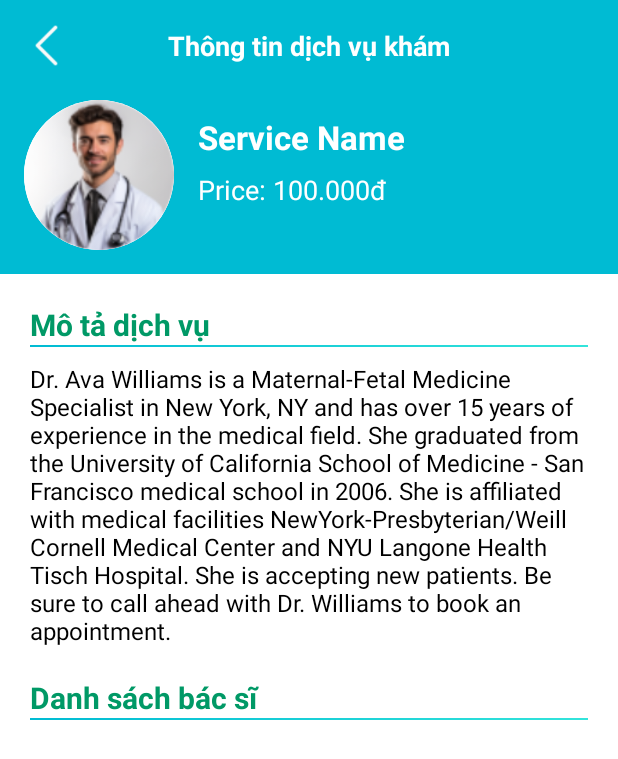
After one commit to Amory826/DoAnTotNghiep, an Android app: the DetailServiceActivity screen opened directly, with no data from a screen before it, on a phone screen of 412 x 824 dp. The commit adds this screen. Shown: the top 759 px of the screen. Run offline under Robolectric (Android 15) with nearby library versions, the phone set to English and light mode, and no system bars; our stand-ins replace Firebase (no records; nobody signed in at launch, a user with empty details on screens opened directly), Picasso; 1 statement that could not run was skipped.

Commit message:
update DetailService fix 10:00 16/5

```diff
--- a/app/src/main/AndroidManifest.xml
+++ b/app/src/main/AndroidManifest.xml
@@ -39,7 +39,7 @@
             android:name=".Screen.Home.DetailActivity"
             android:exported="false" />
         <activity
-            android:name=".Screen.Home.ProfileActivity"
+            android:name=".Screen.Home.DetailServiceActivity"
             android:exported="false" />
         <activity
             android:name=".Screen.Home.MessActivity"
--- a/app/src/main/java/dev/edu/doctorappointment/Adapter/AdapterService.java
+++ b/app/src/main/java/dev/edu/doctorappointment/Adapter/AdapterService.java
@@ -1,5 +1,6 @@
 package dev.edu.doctorappointment.Adapter;
 
+import android.content.Intent;
 import android.view.LayoutInflater;
 import android.view.View;
 import android.view.ViewGroup;
@@ -12,6 +13,7 @@ import com.squareup.picasso.Picasso;
 import java.util.List;
 
 import dev.edu.doctorappointment.Model.ServiceModel;
+import dev.edu.doctorappointment.Screen.Home.DetailServiceActivity;
 import dev.edu.doctorappointment.databinding.ItemServiceBinding;
 
 public class AdapterService extends RecyclerView.Adapter<AdapterService.ViewHolder> {
@@ -33,6 +35,13 @@ public class AdapterService extends RecyclerView.Adapter<AdapterService.ViewHold
         ServiceModel service = services.get(position);
         holder.binding.tvService.setText(service.getName());
         Picasso.get().load(service.getIcon()).into(holder.binding.imgService);
+
+        // Set click listener for the service item
+        holder.itemView.setOnClickListener(v -> {
+            Intent intent = new Intent(v.getContext(), DetailServiceActivity.class);
+            intent.putExtra("SERVICE_KEY", service);
+            v.getContext().startActivity(intent);
+        });
     }
 
     @Override
--- a/app/src/main/java/dev/edu/doctorappointment/Model/ServiceModel.java
+++ b/app/src/main/java/dev/edu/doctorappointment/Model/ServiceModel.java
@@ -1,6 +1,8 @@
 package dev.edu.doctorappointment.Model;
 
-public class ServiceModel {
+import java.io.Serializable;
+
+public class ServiceModel implements Serializable {
 
     public String name;
     public String keyID;
--- /dev/null
+++ b/app/src/main/java/dev/edu/doctorappointment/Screen/Home/DetailServiceActivity.java
@@ -0,0 +1,173 @@
+package dev.edu.doctorappointment.Screen.Home;
+
+import android.app.DatePickerDialog;
+import android.app.Dialog;
+import android.content.Intent;
+import android.os.Bundle;
+import android.os.Handler;
+import android.util.Log;
+import android.view.View;
+import android.widget.ArrayAdapter;
+import android.widget.LinearLayout;
+import android.widget.Toast;
+
+import androidx.activity.EdgeToEdge;
+import androidx.annotation.NonNull;
+import androidx.appcompat.app.AlertDialog;
+import androidx.appcompat.app.AppCompatActivity;
+import androidx.core.graphics.Insets;
+import androidx.core.view.ViewCompat;
+import androidx.core.view.WindowInsetsCompat;
+import androidx.recyclerview.widget.LinearLayoutManager;
+import androidx.recyclerview.widget.RecyclerView;
+
+import com.google.firebase.database.DataSnapshot;
+import com.google.firebase.database.DatabaseError;
+import com.google.firebase.database.DatabaseReference;
+import com.google.firebase.database.FirebaseDatabase;
+import com.google.firebase.database.ValueEventListener;
+import com.squareup.picasso.Picasso;
+
+import java.util.ArrayList;
+import java.util.List;
+
+import dev.edu.doctorappointment.Adapter.AdapterDoctors;
+import dev.edu.doctorappointment.Model.DoctorsModel;
+import dev.edu.doctorappointment.Model.ServiceModel;
+import dev.edu.doctorappointment.Model.UserData;
+import dev.edu.doctorappointment.Model.UserModel;
+import dev.edu.doctorappointment.R;
+import dev.edu.doctorappointment.databinding.ActivityDetailBinding;
+import dev.edu.doctorappointment.databinding.ActivityDetailServiceBinding;
+
+public class DetailServiceActivity extends AppCompatActivity {
+    ActivityDetailServiceBinding binding;
+    ServiceModel service;
+    private FirebaseDatabase database = FirebaseDatabase.getInstance();
+    private List<DoctorsModel> doctors = new ArrayList<>();
+    private AdapterDoctors adapterDoctors;
+
+    @Override
+    protected void onCreate(Bundle savedInstanceState) {
+        super.onCreate(savedInstanceState);
+        EdgeToEdge.enable(this);
+        binding = ActivityDetailServiceBinding.inflate(getLayoutInflater());
+        setContentView(binding.getRoot());
+        ViewCompat.setOnApplyWindowInsetsListener(findViewById(R.id.main), (v, insets) -> {
+            Insets systemBars = insets.getInsets(WindowInsetsCompat.Type.systemBars());
+            v.setPadding(systemBars.left, systemBars.top, systemBars.right, systemBars.bottom);
+            return insets;
+        });
+
+        // Get service from intent
+        if (getIntent().hasExtra("SERVICE_KEY")) {
+            service = (ServiceModel) getIntent().getSerializableExtra("SERVICE_KEY");
+            displayServiceDetails();
+            fetchDoctorsByService();
+        } else {
+            Toast.makeText(this, "Error: No service data found", Toast.LENGTH_SHORT).show();
+            finish();
+        }
+
+        // Set click listeners
+        binding.ivBack.setOnClickListener(v -> finish());
+//        binding.btnBookService.setOnClickListener(v -> handleBookService());
+    }
+
+    private void displayServiceDetails() {
+        if (service != null) {
+            binding.tvDoctorName.setText(service.getName());
+            binding.tvSpecialty.setText("Giá thành: " + service.getPrice());
+            binding.tvAboutDoctor.setText(service.getDescription());
+
+            // Load service icon if available
+            if (service.getIcon() != null && !service.getIcon().isEmpty()) {
+                Picasso.get().load(service.getIcon()).into(binding.ivProfilePicture);
+            }
+        }
+    }
+
+    private void fetchDoctorsByService() {
+        if (service == null || service.getKeyID() == null) return;
+
+        DatabaseReference doctorRef = database.getReference("Doctors");
+        doctorRef.addValueEventListener(new ValueEventListener() {
+            @Override
+            public void onDataChange(@NonNull DataSnapshot snapshot) {
+                doctors.clear();
+                if (!snapshot.exists()) {
+                    return;
+                }
+
+                for (DataSnapshot data : snapshot.getChildren()) {
+                    DoctorsModel doctor = data.getValue(DoctorsModel.class);
+                    if (doctor != null && doctor.getServices() != null &&
+                        doctor.getServices().contains(service.getKeyID())) {
+                        doctors.add(doctor);
+                    }
+                }
+
+                setupDoctorsRecyclerView();
+            }
+
+            @Override
+            public void onCancelled(@NonNull DatabaseError error) {
+                Toast.makeText(DetailServiceActivity.this, "Failed to load doctors", Toast.LENGTH_SHORT).show();
+            }
+        });
+    }
+
+    private void setupDoctorsRecyclerView() {
+        List<ServiceModel> servicesList = new ArrayList<>();
+        servicesList.add(service);
+
+        adapterDoctors = new AdapterDoctors(doctors, servicesList);
+        binding.recyclerViewWorkingHours.setAdapter(adapterDoctors);
+        binding.recyclerViewWorkingHours.setLayoutManager(new LinearLayoutManager(this));
+    }
+
+    private void handleBookService() {
+        if (doctors.isEmpty()) {
+            Toast.makeText(this, "No doctors available for this service", Toast.LENGTH_SHORT).show();
+            return;
+        }
+
+        // You could either:
+        // 1. Show a dialog to choose a doctor first
+        // 2. Or redirect to a booking page with the service pre-selected
+
+        // Option 1: Show dialog to choose doctor
+        if (doctors.size() > 1) {
+            showDoctorSelectionDialog();
+        } else {
+            // Only one doctor available, proceed directly with that doctor
+            navigateToBooking(doctors.get(0));
+        }
+    }
+
+    private void showDoctorSelectionDialog() {
+        // Create a dialog with a list of doctors
+        String[] doctorNames = new String[doctors.size()];
+        for (int i = 0; i < doctors.size(); i++) {
+            doctorNames[i] = doctors.get(i).getName();
+        }
+
+        AlertDialog.Builder builder = new AlertDialog.Builder(this);
+        builder.setTitle("Select a Doctor")
+               .setItems(doctorNames, (dialog, which) -> {
+                   // User selected a doctor, navigate to booking
+                   navigateToBooking(doctors.get(which));
+               })
+               .setNegativeButton("Cancel", (dialog, id) -> dialog.dismiss());
+
+        builder.create().show();
+    }
+
+    private void navigateToBooking(DoctorsModel doctor) {
+        // Navigate to booking screen with doctor and service data
+        Intent intent = new Intent(this, BookingActivity.class);
+        intent.putExtra("DOCTOR_KEY", doctor);
+        intent.putExtra("SERVICE_KEY", service);
+        startActivity(intent);
+    }
+}
--- a/app/src/main/res/layout/activity_detail.xml
+++ b/app/src/main/res/layout/activity_detail.xml
@@ -12,7 +12,7 @@
         android:layout_width="match_parent"
         android:layout_height="wrap_content"
         android:layout_alignParentTop="true"
-        android:background="@drawable/bgdetail"
+        android:background="@color/backgroundInfoBlue"
         android:orientation="vertical">
 
         <LinearLayout
--- /dev/null
+++ b/app/src/main/res/layout/activity_detail_service.xml
@@ -0,0 +1,176 @@
+<?xml version="1.0" encoding="utf-8"?>
+<LinearLayout xmlns:android="http://schemas.android.com/apk/res/android"
+    xmlns:app="http://schemas.android.com/apk/res-auto"
+    xmlns:tools="http://schemas.android.com/tools"
+    android:id="@+id/main"
+    android:layout_width="match_parent"
+    android:layout_height="match_parent"
+    android:orientation="vertical"
+    tools:context=".Screen.Home.DetailServiceActivity">
+
+    <LinearLayout
+        android:layout_width="match_parent"
+        android:layout_height="wrap_content"
+        android:background="@color/backgroundInfoBlue"
+        android:paddingBottom="16dp"
+        android:orientation="vertical">
+
+        <LinearLayout
+            android:layout_width="match_parent"
+            android:layout_height="wrap_content"
+            android:layout_gravity="center"
+            android:layout_marginTop="10dp"
+            android:gravity="center"
+            android:orientation="horizontal">
+
+            <ImageView
+                android:id="@+id/iv_back"
+                android:layout_width="30dp"
+                android:layout_height="30dp"
+                android:layout_gravity="center"
+                android:layout_marginStart="16dp"
+                android:src="@drawable/back_ic" />
+
+            <TextView
+                android:layout_width="match_parent"
+                android:layout_height="wrap_content"
+                android:layout_marginEnd="46dp"
+                android:gravity="center"
+                android:paddingVertical="8dp"
+                android:text="Thông tin dịch vụ khám"
+                android:textColor="@color/white"
+                android:textSize="18sp"
+                android:textStyle="bold" />
+
+        </LinearLayout>
+
+        <LinearLayout
+            android:layout_width="match_parent"
+            android:layout_height="wrap_content"
+            android:orientation="horizontal"
+            android:paddingHorizontal="16dp"
+            android:paddingTop="16dp">
+
+            <androidx.cardview.widget.CardView
+                android:layout_width="100dp"
+                android:layout_height="100dp"
+                android:layout_gravity="center_vertical"
+                android:layout_marginEnd="16dp"
+                app:cardCornerRadius="50dp"
+                app:cardElevation="0dp"
+                app:cardPreventCornerOverlap="true"
+                app:cardUseCompatPadding="false">
+
+                <ImageView
+                    android:id="@+id/iv_profile_picture"
+                    android:layout_width="match_parent"
+                    android:layout_height="match_parent"
+                    android:background="@color/white"
+                    android:scaleType="fitXY"
+                    android:src="@drawable/nam" />
+            </androidx.cardview.widget.CardView>
+
+            <LinearLayout
+                android:layout_width="0dp"
+                android:layout_height="wrap_content"
+                android:layout_marginTop="10dp"
+                android:layout_weight="1"
+                android:orientation="vertical">
+
+                <TextView
+                    android:id="@+id/tv_doctor_name"
+                    android:layout_width="wrap_content"
+                    android:layout_height="wrap_content"
+                    android:text="Service Name"
+                    android:textColor="@color/white"
+                    android:textSize="22sp"
+                    android:textStyle="bold" />
+
+                <TextView
+                    android:id="@+id/tv_specialty"
+                    android:layout_width="wrap_content"
+                    android:layout_height="wrap_content"
+                    android:layout_marginTop="8dp"
+                    android:text="@string/textExampleDetailService"
+                    android:textColor="@color/white"
+                    android:textSize="18sp" />
+
+<!--                <Button-->
+<!--                    android:id="@+id/btn_book_service"-->
+<!--                    android:layout_width="wrap_content"-->
+<!--                    android:layout_height="wrap_content"-->
+<!--                    android:layout_marginTop="10dp"-->
+<!--                    android:backgroundTint="#FFF"-->
+<!--                    android:text="Đặt dịch vụ"-->
+<!--                    android:textColor="#009966" />-->
+            </LinearLayout>
+
+        </LinearLayout>
+
+    </LinearLayout>
+
+    <ScrollView
+        android:layout_width="match_parent"
+        android:layout_height="match_parent"
+        android:layout_marginTop="10dp">
+
+        <LinearLayout
+            android:layout_width="match_parent"
+            android:layout_height="wrap_content"
+            android:orientation="vertical">
+
+            <TextView
+                android:layout_width="match_parent"
+                android:layout_height="wrap_content"
+                android:layout_marginStart="20dp"
+                android:layout_marginTop="10dp"
+                android:text="Mô tả dịch vụ"
+                android:textColor="#009966"
+                android:textSize="20sp"
+                android:textStyle="bold" />
+
+            <View
+                android:layout_width="match_parent"
+                android:layout_height="1dp"
+                android:layout_marginHorizontal="20dp"
+                android:background="@drawable/bgtext" />
+
+            <TextView
+                android:id="@+id/tv_about_doctor"
+                android:layout_width="match_parent"
+                android:layout_height="wrap_content"
+                android:layout_marginStart="20dp"
+                android:layout_marginEnd="20dp"
+                android:layout_marginTop="10dp"
+                android:text="@string/textExample"
+                android:textColor="@color/black"
+                android:textSize="16sp" />
+
+
+            <TextView
+                android:layout_width="match_parent"
+                android:layout_height="wrap_content"
+                android:layout_marginStart="20dp"
+                android:layout_marginTop="20dp"
+                android:text="Danh sách bác sĩ"
+                android:textColor="#009966"
+                android:textSize="20sp"
+                android:textStyle="bold" />
+
+            <View
+                android:layout_width="match_parent"
+                android:layout_height="1dp"
+                android:layout_marginHorizontal="20dp"
+                android:background="@drawable/bgtext" />
+
+            <androidx.recyclerview.widget.RecyclerView
+                android:id="@+id/recyclerViewWorkingHours"
+                android:layout_width="match_parent"
+                android:layout_height="wrap_content"
+                android:layout_marginHorizontal="@dimen/_20dp"
+                android:layout_marginTop="10dp" />
+
+        </LinearLayout>
+    </ScrollView>
+
+</LinearLayout>
--- a/app/src/main/res/values/colors.xml
+++ b/app/src/main/res/values/colors.xml
@@ -6,4 +6,5 @@
     <color name="backgroundInfo">#A8A5A5</color>
     <color name="backgroundInfoBlue">#00BBD3</color>
     <color name="backgroundInfoHintText">#8000BBD3</color>
+    <color name="backgroundTransfer">#00FFFFFF</color>
 </resources>
--- a/app/src/main/res/values/strings.xml
+++ b/app/src/main/res/values/strings.xml
@@ -59,4 +59,5 @@
     <string name="textExample">Dr. Ava Williams is a Maternal-Fetal Medicine Specialist in New York, NY and has over 15 years of experience in the medical field. She graduated from the University of California School of Medicine - San Francisco medical school in 2006. She is affiliated with medical facilities NewYork-Presbyterian/Weill Cornell Medical Center and NYU Langone Health Tisch Hospital. She is accepting new patients. Be sure to call ahead with Dr. Williams to book an appointment.</string>
     <string name="todo">TODO</string>
     <string name="moTaBenh">Chi tiết mô tả bệnh</string>
+    <string name="textExampleDetailService">Price: 100.000đ</string>
 </resources>
```
